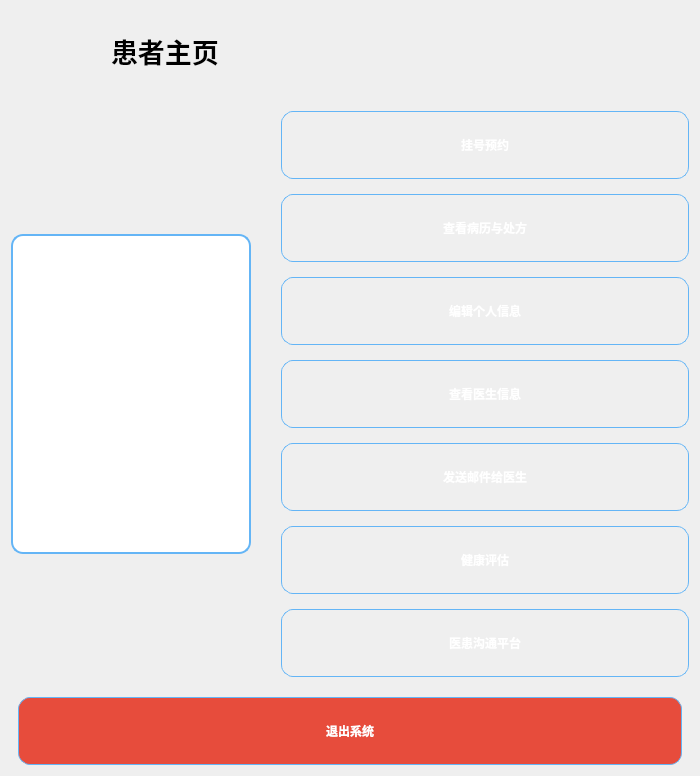
Before: the Qt Designer form medical_client/patientprofile.ui in Gray7118/SMS-Smart_Medical_System, drawn with Qt 5.
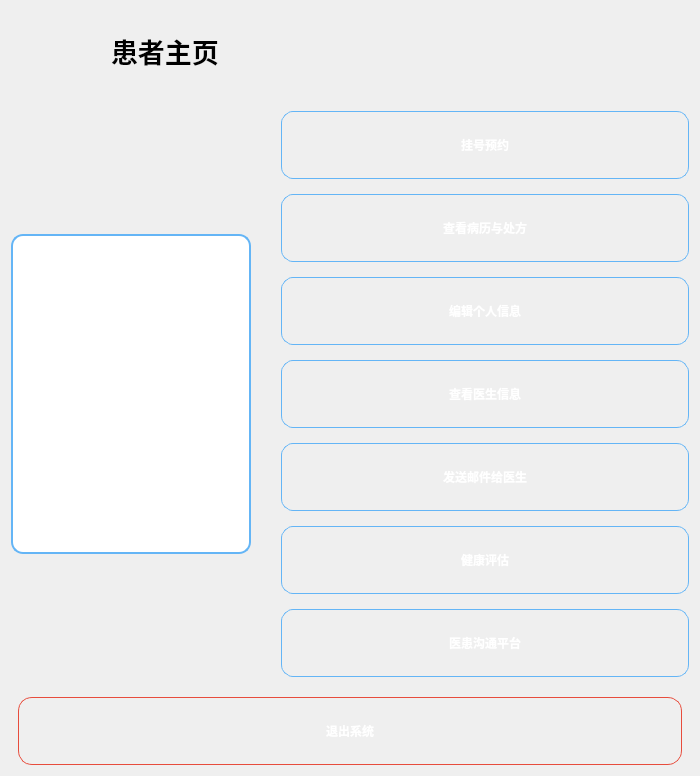
After: the same form once the commit is applied. Icons and pictures are not drawn.

Patch:
```diff
--- a/medical_client/patientprofile.ui
+++ b/medical_client/patientprofile.ui
@@ -56,8 +56,16 @@
             stop:1 #1565c0
         );
     }
+    /* 退出按钮单独样式 */
     #quitButton {
-        background-color: #e74c3c;
+        border-radius: 14px;
+        border: 1px solid #e74c3c;
+        color: #ffffff;
+        background-color: qlineargradient(
+            x1:0, y1:0, x2:0, y2:1,
+            stop:0 #ff7f7f,
+            stop:1 #e53935
+        );
     }
     #quitButton:hover { background-color: #c0392b; }
    </string>
```
Left out of the diff: 90 changed lines with no effect on the pictures.
